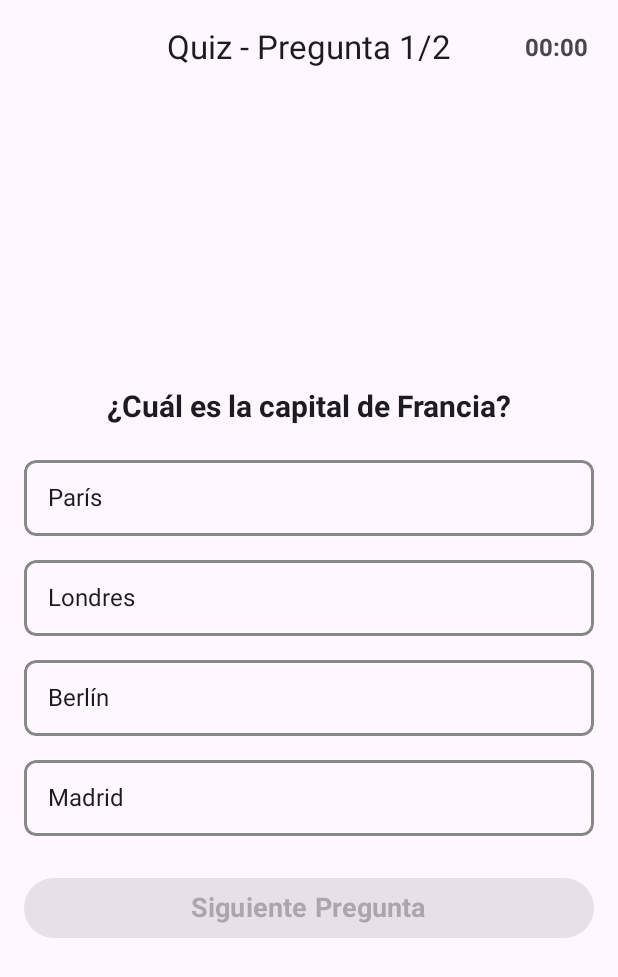
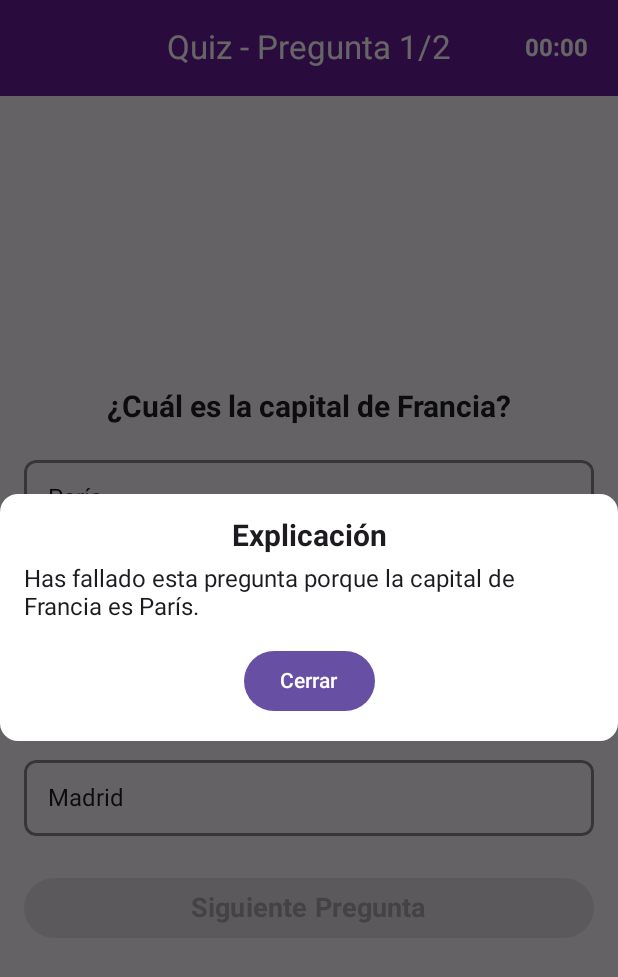
Before and after one commit to avazfra735/Quizzofrenico, an Android app built with Jetpack Compose: the @Preview function QuizzScreenPreview, on a phone screen of 412 x 824 dp. Shown: the top 977 px of the screen. Run offline under Robolectric (Android 15) with nearby library versions, the phone set to English and light mode, and no system bars.

Commit message:
Explicacion implementada,optimizacion de codigo

```diff
--- a/app/src/main/java/es/iessaladillo/adrian/quizzofrenico/ui/quizz/QuizzScreen.kt
+++ b/app/src/main/java/es/iessaladillo/adrian/quizzofrenico/ui/quizz/QuizzScreen.kt
@@ -35,7 +35,10 @@ fun QuizzScreen(
     difficulty: String,
     answers: Map<String, Boolean>,
     quizTimer: String,
-    isTimeUp: Boolean
+    isTimeUp: Boolean,
+    explanation: String,
+    showExplanation: Boolean,
+    onExplanationDismiss: () -> Unit
 ) {
     if (isLoading) {
         Dialog(onDismissRequest = {}) {
@@ -87,6 +90,35 @@ fun QuizzScreen(
                                 navigateToResult(topic, difficulty, answers)
                             }) {
                                 Text("Ver resultados")
+                            }
+                        }
+                    }
+                }
+            }
+            // Comprobar si se debe mostrar la explicación
+            if (showExplanation) {
+                Dialog(onDismissRequest = onExplanationDismiss) {
+                    Box(
+                        modifier = Modifier
+                            .fillMaxWidth()
+                            .background(Color.White, shape = MaterialTheme.shapes.medium)
+                            .padding(16.dp),
+                        contentAlignment = Alignment.Center
+                    ) {
+                        Column(
+                            horizontalAlignment = Alignment.CenterHorizontally,
+                            verticalArrangement = Arrangement.Center
+                        ) {
+                            Text(
+                                text = "Explicación",
+                                fontSize = 20.sp,
+                                fontWeight = FontWeight.Bold,
+                                modifier = Modifier.padding(bottom = 8.dp)
+                            )
+                            Text(text = explanation, fontSize = 16.sp)
+                            Spacer(modifier = Modifier.height(16.dp))
+                            Button(onClick = onExplanationDismiss) {
+                                Text("Cerrar")
                             }
                         }
                     }
@@ -191,9 +223,16 @@ fun QuizzTopAppBar(currentQuestionIndex: Int, questions: Int, quizTimer: String)
                 text = quizTimer,
                 modifier = Modifier.padding(16.dp),
                 fontSize = 16.sp,
-                fontWeight = FontWeight.Bold
+                fontWeight = FontWeight.Bold,
+                color = Color.White
+
             )
         },
+        colors = TopAppBarDefaults.centerAlignedTopAppBarColors(
+            containerColor = Color(0xFF6a1b9a),
+            titleContentColor = Color.White,
+            navigationIconContentColor = Color.White
+        )
     )
 }
 
@@ -229,6 +268,9 @@ fun QuizzScreenPreview() {
         difficulty = "Fácil",
         answers = emptyMap(),
         quizTimer = "00:00",
-        isTimeUp = false
+        isTimeUp = false,
+        explanation = "Has fallado esta pregunta porque la capital de Francia es París.",
+        showExplanation = true,
+        onExplanationDismiss = {}
     )
 }
--- a/app/src/main/java/es/iessaladillo/adrian/quizzofrenico/ui/result/ResultViewModel.kt
+++ b/app/src/main/java/es/iessaladillo/adrian/quizzofrenico/ui/result/ResultViewModel.kt
@@ -21,7 +21,7 @@ class ResultViewModel @Inject constructor(
     val results = savedStateHandle.toRoute<QuizzResult>()
     val answers: Map<String, Boolean> = Json.decodeFromString(results.answers)
     val score = answers.values.count { it } // Contar respuestas correctas
-    val timer = results.timer
+    val timer = if (results.timer == "00:00") "Tiempo agotado" else results.timer // Mostrar "Tiempo agotado" si el temporizador es 00:00
 
     init {
         viewModelScope.launch {
```
Also changed, not shown: app/src/main/java/es/iessaladillo/adrian/quizzofrenico/core/navigation/NavigationWrapper.kt (+7 -1 lines), app/src/main/java/es/iessaladillo/adrian/quizzofrenico/ui/quizz/QuizzViewModel.kt (+38 -15 lines).
